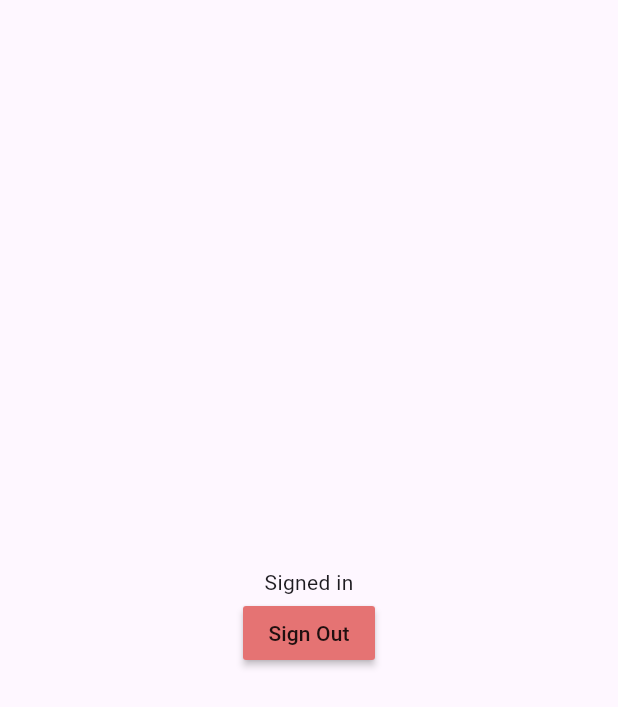
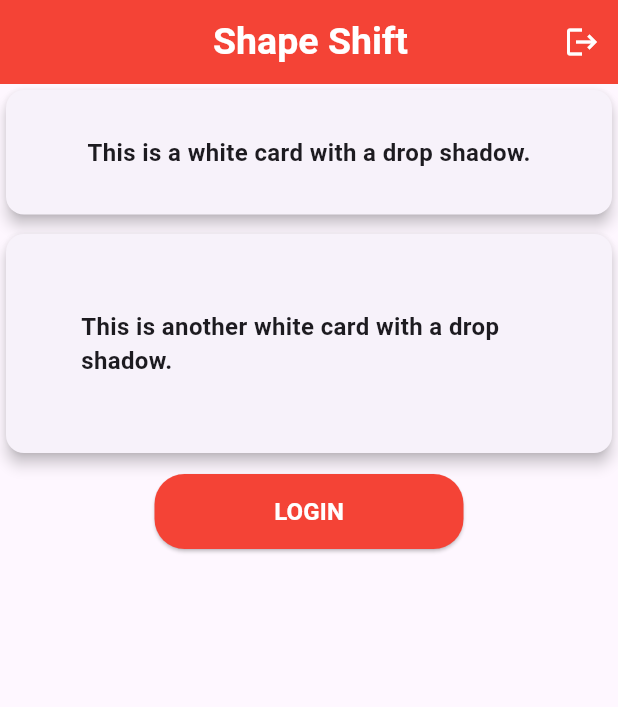
Before and after one commit to ReinoRabbit/personal_project, a Flutter app: the screen it shows once a user with an empty profile is signed in, on a phone screen of 412 x 824 dp. Shown: the top 707 px of the screen. Run offline on Flutter 3.47's test engine with Material 3 defaults, Android fonts, the light colour scheme and no system bars; our stand-ins replace firebase_auth, firebase_core; accounts and stored records are empty.

Commit message:
Dashboard update

```diff
--- a/lib/ui/dashboard_page.dart
+++ b/lib/ui/dashboard_page.dart
@@ -1,5 +1,6 @@
 import 'package:firebase_auth/firebase_auth.dart';
 import 'package:flutter/material.dart';
+import 'package:personal_project/components/button_reusable.dart';
 // import 'package:personal_project/ui/login_page.dart';
 
 class DashboardPage extends StatefulWidget {
@@ -16,20 +17,78 @@ class _DashboardPageState extends State<DashboardPage> {
   @override
   Widget build(BuildContext context) {
     return Scaffold(
-      body: Center(
-        child: Column(
-          mainAxisAlignment: MainAxisAlignment.center,
-          children: [
-            const Text('Signed in'),
-            MaterialButton(onPressed: () {
-              FirebaseAuth.instance.signOut();
-              },
-              color: Colors.red[300],
-              child: const Text('Sign Out'),
+      appBar: AppBar(
+        title: const Center(child: Padding(
+          padding: EdgeInsets.only(left: 50),
+          child: Text("Shape Shift", style: TextStyle(fontSize: 25, fontWeight: FontWeight.bold, color: Colors.white)),
+        )),
+        backgroundColor: Colors.red,
+        elevation: 0,
+        actions: <Widget>[IconButton(icon: const Icon(Icons.logout), color: Colors.white, onPressed: () {
+          FirebaseAuth.instance.signOut();
+        },),],
+      ),
+
+      //top card
+      body: Column(
+          crossAxisAlignment: CrossAxisAlignment.start,
+          children: <Widget>[
+            SizedBox(
+              width: double.infinity, // Set width to 100%
+              child: Card(
+                elevation: 4,
+                shape: RoundedRectangleBorder(
+                  borderRadius: BorderRadius.circular(12.0),
+                ),
+                child: const Padding(
+                  padding: EdgeInsets.all(30.0),
+                  child: Center(
+                    child: Text(
+                      'This is a white card with a drop shadow.',
+                      style: TextStyle(
+                        fontSize: 16.0,
+                        fontWeight: FontWeight.bold,
+                      ),
+                    ),
+                  ),
+                ),
+              ),
+            ),
+
+            // 2nd card
+
+            const SizedBox(height: 5.0),
+
+            SizedBox(
+              width: double.infinity,
+              child: Card(
+                elevation: 4,
+                shape: RoundedRectangleBorder(
+                  borderRadius: BorderRadius.circular(12.0),
+                ),
+                child: const Padding(
+                  padding: EdgeInsets.all(50.0),
+                  child: Text(
+                    'This is another white card with a drop shadow.',
+                    style: TextStyle(
+                      fontSize: 16.0,
+                      fontWeight: FontWeight.bold,
+                    ),
+                  ),
+                ),
+              ),
+            ),
+
+
+            //button
+            Center(child: SizedBox(
+              width: MediaQuery.of(context).size.width * 0.5,
+              child: reusableButton(context, true, () {})
+              )
             )
+
           ],
         ),
-      ),
-    );
+      );
   }
 }
--- a/lib/ui/password_forgot.dart
+++ b/lib/ui/password_forgot.dart
@@ -1,6 +1,7 @@
 import 'package:firebase_auth/firebase_auth.dart';
 import 'package:flutter/material.dart';
 import 'package:personal_project/components/button_reusable.dart';
+import 'package:personal_project/components/logo_image.dart';
 import 'package:personal_project/components/text_field.dart';
 
 class ForgotPasswordPage extends StatefulWidget {
@@ -26,6 +27,7 @@ class _ForgotPasswordPageState extends State<ForgotPasswordPage> {
         child: Column(
           mainAxisAlignment: MainAxisAlignment.center,
           children: [
+            logoWidget("lib/images/logo.png"),
             const SizedBox(height: 30,),
             const Text('Enter your email and we will send you a reset link.',
             textAlign: TextAlign.center,),
```
